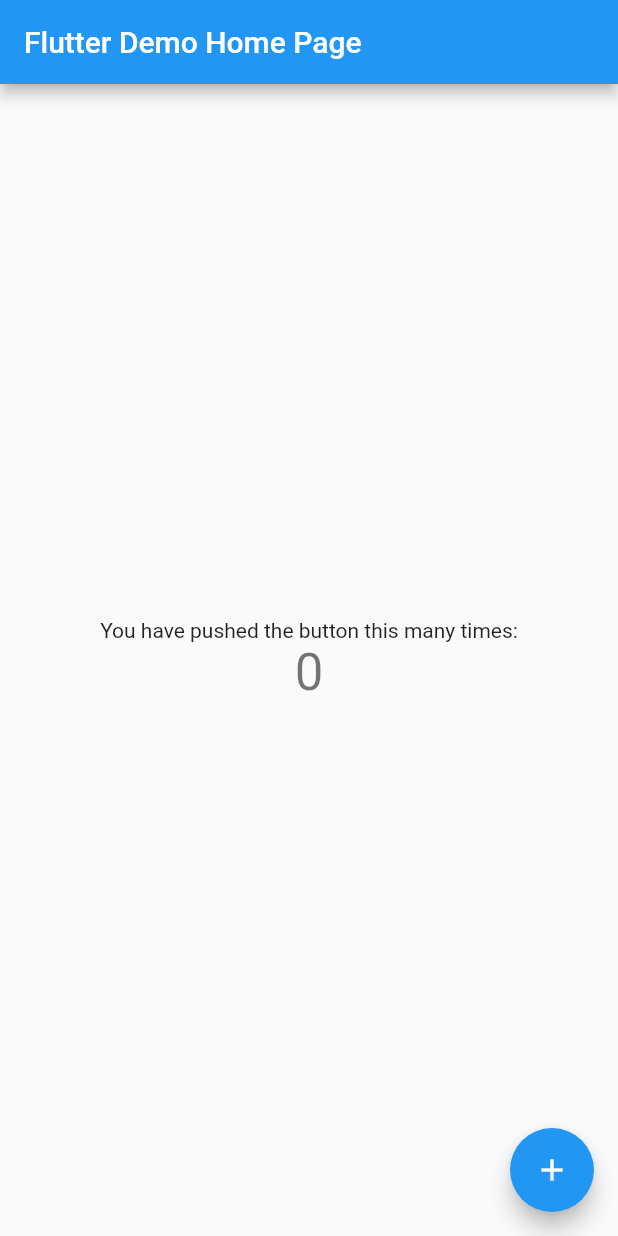
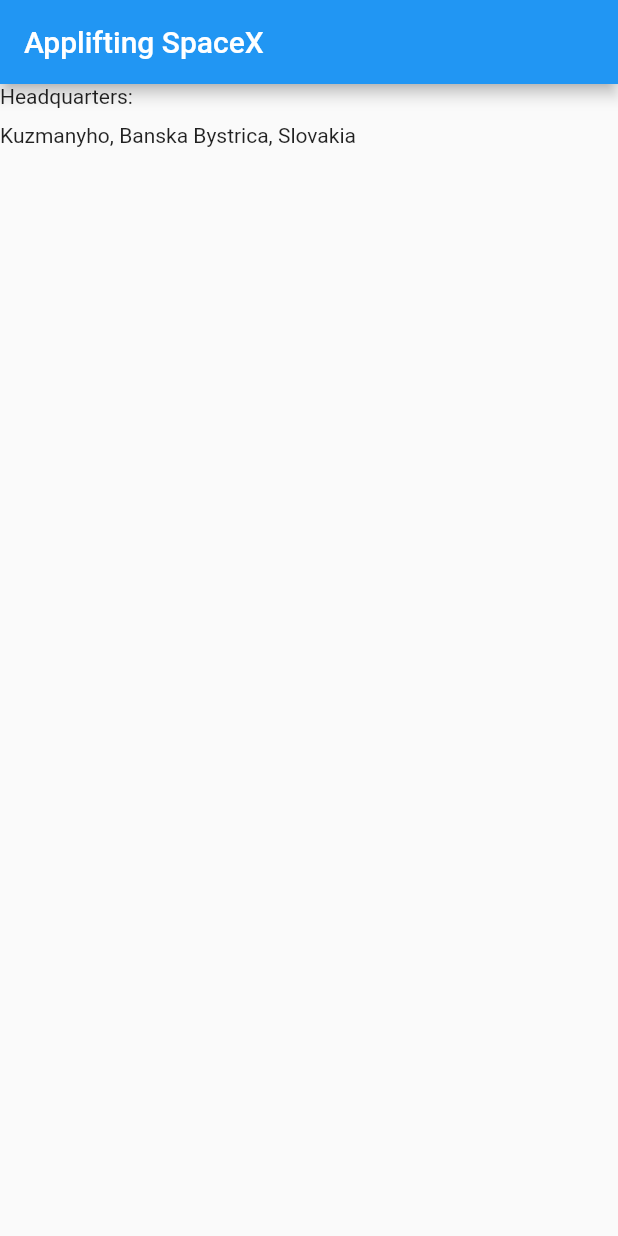
Before and after one commit to Samo8/applifting_assignment, a Flutter app: the screen it shows after launch, on a phone screen of 412 x 824 dp. Run offline on Flutter 3.47's test engine with Material 2 defaults, Android fonts, the phone set to English and light mode, and no system bars; our stand-ins replace bloc, equatable, flutter_bloc.

Commit message:
feat: created base company info screen UI

```diff
--- /dev/null
+++ b/lib/app/company_info/bloc/company_info_bloc.dart
@@ -0,0 +1,44 @@
+import 'package:applifting_assignment/models/company_info.dart';
+import 'package:applifting_assignment/models/headquarters.dart';
+import 'package:applifting_assignment/models/links.dart';
+import 'package:bloc/bloc.dart';
+import 'package:equatable/equatable.dart';
+
+part 'company_info_event.dart';
+part 'company_info_state.dart';
+
+class CompanyInfoBloc extends Bloc<CompanyInfoEvent, CompanyInfoState> {
+  CompanyInfoBloc() : super(const CompanyInfoInitial()) {
+    on<CompanyInfoFetchDataEvent>((_, emit) async {
+      emit(const CompanyInfoLoadingState());
+
+      try {
+        await Future.delayed(const Duration(seconds: 2));
+        const companyInfo = CompanyInfo(
+          headquarters: Headquarters(
+            address: 'Kuzmanyho',
+            city: 'Banska Bystrica',
+            state: 'Slovakia',
+          ),
+          links: Links(website: 'web stranka', twitter: 'twitter'),
+          name: 'SpaceX',
+          founder: 'Elon',
+          founded: 1242144124,
+          employees: 2,
+          vehicles: 2,
+          launchSites: 4,
+          testSites: 3,
+          ceo: 'Elon',
+          cto: 'Elon',
+          coo: 'Elon',
+          valuation: 2,
+          summary: 'Long summary',
+          id: 'idcko',
+        );
+        emit(const CompanyInfoLoadedState(companyInfo));
+      } catch (e) {
+        emit(CompanyInfoErrorState(e.toString()));
+      }
+    });
+  }
+}
--- /dev/null
+++ b/lib/app/company_info/bloc/company_info_event.dart
@@ -0,0 +1,12 @@
+part of 'company_info_bloc.dart';
+
+abstract class CompanyInfoEvent extends Equatable {
+  const CompanyInfoEvent();
+
+  @override
+  List<Object> get props => [];
+}
+
+class CompanyInfoFetchDataEvent extends CompanyInfoEvent {
+  const CompanyInfoFetchDataEvent();
+}
--- /dev/null
+++ b/lib/app/company_info/bloc/company_info_state.dart
@@ -0,0 +1,34 @@
+part of 'company_info_bloc.dart';
+
+abstract class CompanyInfoState extends Equatable {
+  const CompanyInfoState();
+
+  @override
+  List<Object> get props => [];
+}
+
+class CompanyInfoInitial extends CompanyInfoState {
+  const CompanyInfoInitial();
+}
+
+class CompanyInfoLoadingState extends CompanyInfoState {
+  const CompanyInfoLoadingState();
+}
+
+class CompanyInfoLoadedState extends CompanyInfoState {
+  final CompanyInfo companyInfo;
+
+  const CompanyInfoLoadedState(this.companyInfo);
+
+  @override
+  List<Object> get props => [companyInfo];
+}
+
+class CompanyInfoErrorState extends CompanyInfoState {
+  final String error;
+
+  const CompanyInfoErrorState(this.error);
+
+  @override
+  List<Object> get props => [error];
+}
--- /dev/null
+++ b/lib/app/company_info/company_info_screen.dart
@@ -0,0 +1,62 @@
+import 'package:applifting_assignment/app/company_info/bloc/company_info_bloc.dart';
+import 'package:flutter/material.dart';
+import 'package:flutter_bloc/flutter_bloc.dart';
+
+class CompanyInfoScreen extends StatefulWidget {
+  const CompanyInfoScreen({
+    super.key,
+  });
+
+  @override
+  State<CompanyInfoScreen> createState() => _CompanyInfoScreenState();
+}
+
+class _CompanyInfoScreenState extends State<CompanyInfoScreen> {
+  late final CompanyInfoBloc _companyInfoBloc;
+
+  @override
+  void initState() {
+    _companyInfoBloc = context.read<CompanyInfoBloc>();
+    _companyInfoBloc.add(const CompanyInfoFetchDataEvent());
+    super.initState();
+  }
+
+  @override
+  Widget build(BuildContext context) {
+    return Scaffold(
+      appBar: AppBar(
+        title: const Text('Applifting SpaceX'),
+      ),
+      body: BlocBuilder<CompanyInfoBloc, CompanyInfoState>(
+        builder: (context, state) {
+          if (state is CompanyInfoLoadingState) {
+            return const Center(
+              child: CircularProgressIndicator(),
+            );
+          } else if (state is CompanyInfoErrorState) {
+            return Center(
+              child: Text(state.error),
+            );
+          } else if (state is CompanyInfoLoadedState) {
+            final companyInfo = state.companyInfo;
+            final headquarters = companyInfo.headquarters;
+
+            return RefreshIndicator(
+              onRefresh: () async => _companyInfoBloc.add(
+                const CompanyInfoFetchDataEvent(),
+              ),
+              child: ListView(
+                children: [
+                  const Text('Headquarters:'),
+                  const SizedBox(height: 10.0),
+                  Text('${headquarters.address}, ${headquarters.city}, ${headquarters.state}'),
+                ],
+              ),
+            );
+          }
+          return const SizedBox.shrink();
+        },
+      ),
+    );
+  }
+}
--- a/lib/main.dart
+++ b/lib/main.dart
@@ -1,115 +1,32 @@
+import 'package:applifting_assignment/app/company_info/bloc/company_info_bloc.dart';
+import 'package:applifting_assignment/app/company_info/company_info_screen.dart';
 import 'package:flutter/material.dart';
+import 'package:flutter_bloc/flutter_bloc.dart';
 
 void main() {
-  runApp(const MyApp());
+  runApp(const AppliftingApp());
 }
 
-class MyApp extends StatelessWidget {
-  const MyApp({super.key});
+class AppliftingApp extends StatelessWidget {
+  const AppliftingApp({
+    super.key,
+  });
 
-  // This widget is the root of your application.
   @override
   Widget build(BuildContext context) {
-    return MaterialApp(
-      title: 'Flutter Demo',
-      theme: ThemeData(
-        // This is the theme of your application.
-        //
-        // Try running your application with "flutter run". You'll see the
-        // application has a blue toolbar. Then, without quitting the app, try
-        // changing the primarySwatch below to Colors.green and then invoke
-        // "hot reload" (press "r" in the console where you ran "flutter run",
-        // or simply save your changes to "hot reload" in a Flutter IDE).
-        // Notice that the counter didn't reset back to zero; the application
-        // is not restarted.
-        primarySwatch: Colors.blue,
+    return MultiBlocProvider(
+      providers: [
+        BlocProvider(
+          create: (_) => CompanyInfoBloc(),
+        ),
+      ],
+      child: MaterialApp(
+        title: 'Applifting SpaceX',
+        theme: ThemeData(
+          primarySwatch: Colors.blue,
+        ),
+        home: const CompanyInfoScreen(),
       ),
-      home: const MyHomePage(title: 'Flutter Demo Home Page'),
     );
   }
 }
-
-class MyHomePage extends StatefulWidget {
-  const MyHomePage({super.key, required this.title});
-
-  // This widget is the home page of your application. It is stateful, meaning
-  // that it has a State object (defined below) that contains fields that affect
-  // how it looks.
-
-  // This class is the configuration for the state. It holds the values (in this
-  // case the title) provided by the parent (in this case the App widget) and
-  // used by the build method of the State. Fields in a Widget subclass are
-  // always marked "final".
-
-  final String title;
-
-  @override
-  State<MyHomePage> createState() => _MyHomePageState();
-}
-
-class _MyHomePageState extends State<MyHomePage> {
-  int _counter = 0;
-
-  void _incrementCounter() {
-    setState(() {
-      // This call to setState tells the Flutter framework that something has
-      // changed in this State, which causes it to rerun the build method below
-      // so that the display can reflect the updated values. If we changed
-      // _counter without calling setState(), then the build method would not be
-      // called again, and so nothing would appear to happen.
-      _counter++;
-    });
-  }
-
-  @override
-  Widget build(BuildContext context) {
-    // This method is rerun every time setState is called, for instance as done
-    // by the _incrementCounter method above.
-    //
-    // The Flutter framework has been optimized to make rerunning build methods
-    // fast, so that you can just rebuild anything that needs updating rather
-    // than having to individually change instances of widgets.
-    return Scaffold(
-      appBar: AppBar(
-        // Here we take the value from the MyHomePage object that was created by
-        // the App.build method, and use it to set our appbar title.
-        title: Text(widget.title),
-      ),
-      body: Center(
-        // Center is a layout widget. It takes a single child and positions it
-        // in the middle of the parent.
-        child: Column(
-          // Column is also a layout widget. It takes a list of children and
-          // arranges them vertically. By default, it sizes itself to fit its
-          // children horizontally, and tries to be as tall as its parent.
-          //
-          // Invoke "debug painting" (press "p" in the console, choose the
-          // "Toggle Debug Paint" action from the Flutter Inspector in Android
-          // Studio, or the "Toggle Debug Paint" command in Visual Studio Code)
-          // to see the wireframe for each widget.
-          //
-          // Column has various properties to control how it sizes itself and
-          // how it positions its children. Here we use mainAxisAlignment to
-          // center the children vertically; the main axis here is the vertical
-          // axis because Columns are vertical (the cross axis would be
-          // horizontal).
-          mainAxisAlignment: MainAxisAlignment.center,
-          children: <Widget>[
-            const Text(
-              'You have pushed the button this many times:',
-            ),
-            Text(
-              '$_counter',
-              style: Theme.of(context).textTheme.headline4,
-            ),
-          ],
-        ),
-      ),
-      floatingActionButton: FloatingActionButton(
-        onPressed: _incrementCounter,
-        tooltip: 'Increment',
-        child: const Icon(Icons.add),
-      ), // This trailing comma makes auto-formatting nicer for build methods.
-    );
-  }
-}
```
Also changed, not shown: 1 other file.
